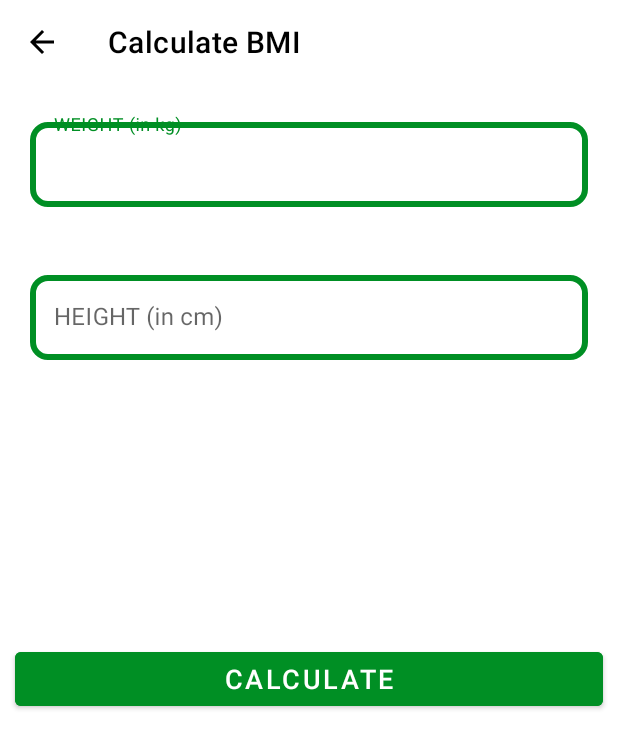
After one commit to VaggosBt/Workout-Now-App, an Android app: the BMIActivity screen opened directly, with no data from a screen before it, on a phone screen of 412 x 824 dp. The commit adds this screen. Shown: the top 749 px of the screen. Run offline under Robolectric (Android 15) with nearby library versions, the phone set to English and light mode, and no system bars.

Commit message:
Make timer on the background pause when the custom confirmation dialog for return to first screen pops up and continue if user choose option No + Add BMI calculator feature and screen + BMI calculator button in first screen

```diff
--- a/app/src/main/AndroidManifest.xml
+++ b/app/src/main/AndroidManifest.xml
@@ -18,6 +18,9 @@
         android:theme="@style/Theme.WorkoutApp"
         tools:targetApi="31">
         <activity
+            android:name=".BMIActivity"
+            android:exported="false" />
+        <activity
             android:name=".FinishScreenActivity"
             android:exported="false" />
         <activity
--- a/app/src/main/java/com/udemycourses/workoutapp/MainActivity.kt
+++ b/app/src/main/java/com/udemycourses/workoutapp/MainActivity.kt
@@ -26,6 +26,11 @@ class MainActivity : AppCompatActivity() {
             startActivity(intent)
         }
 
+        binding?.flBMI?.setOnClickListener {
+            val intent = Intent(this, BMIActivity::class.java)
+            startActivity(intent)
+        }
+
     }
 
     override fun onDestroy() {
--- /dev/null
+++ b/app/src/main/res/drawable/color_accent_border.xml
@@ -0,0 +1,13 @@
+<?xml version="1.0" encoding="utf-8"?>
+<shape xmlns:android="http://schemas.android.com/apk/res/android"
+    android:shape="rectangle">
+
+    <stroke
+        android:width="4dp"
+        android:color="@color/colorAccent"
+        />
+    <corners android:radius="10dp"/>
+
+
+
+</shape>
--- /dev/null
+++ b/app/src/main/res/layout/activity_bmi.xml
@@ -0,0 +1,132 @@
+<?xml version="1.0" encoding="utf-8"?>
+<RelativeLayout xmlns:android="http://schemas.android.com/apk/res/android"
+    xmlns:app="http://schemas.android.com/apk/res-auto"
+    xmlns:tools="http://schemas.android.com/tools"
+    android:layout_width="match_parent"
+    android:layout_height="match_parent"
+    tools:context=".BMIActivity">
+
+    <androidx.appcompat.widget.Toolbar
+        android:id="@+id/toolbarBMI_Activity"
+        android:layout_width="match_parent"
+        android:layout_height="?android:attr/actionBarSize"
+        android:theme="@style/ToolbarTheme"
+        android:background="@color/white"
+        app:titleTextColor="@color/black"
+
+        />
+
+   <com.google.android.material.textfield.TextInputLayout
+       android:layout_below="@id/toolbarBMI_Activity"
+       android:id="@+id/tilMetricUnitWeight"
+       android:layout_width="match_parent"
+       android:layout_height="wrap_content"
+       android:layout_margin="20dp"
+       app:boxStrokeColor="@color/appThemeSkyBlue"
+       style="@style/Widget.MaterialComponents.TextInputLayout.OutlinedBox"
+       >
+       <androidx.appcompat.widget.AppCompatEditText
+           android:id="@+id/etMetricUnitWeight"
+           android:layout_width="match_parent"
+           android:layout_height="wrap_content"
+           android:background="@drawable/color_accent_border"
+           android:hint="WEIGHT (in kg)"
+           android:textColorHint="@color/black"
+           android:inputType="numberDecimal"
+           android:textSize="16dp"/>
+
+   </com.google.android.material.textfield.TextInputLayout>
+
+    <com.google.android.material.textfield.TextInputLayout
+        android:layout_below="@id/tilMetricUnitWeight"
+        android:id="@+id/tilMetricUnitHeight"
+        android:layout_width="match_parent"
+        android:layout_height="wrap_content"
+        android:layout_margin="20dp"
+        app:boxStrokeColor="@color/colorAccent"
+        style="@style/Widget.MaterialComponents.TextInputLayout.OutlinedBox"
+        >
+        <androidx.appcompat.widget.AppCompatEditText
+            android:id="@+id/etMetricUnitHeight"
+            android:layout_width="match_parent"
+            android:layout_height="wrap_content"
+            android:background="@drawable/color_accent_border"
+            android:hint="HEIGHT (in cm)"
+            android:textColorHint="@color/black"
+            android:inputType="numberDecimal"
+            android:textSize="16dp"/>
+
+    </com.google.android.material.textfield.TextInputLayout>
+
+    <LinearLayout
+        android:layout_below="@id/tilMetricUnitHeight"
+        android:id="@+id/llDisplayBMIResult"
+        android:layout_width="match_parent"
+        android:layout_height="wrap_content"
+        android:layout_marginTop="16dp"
+        android:orientation="vertical"
+        android:visibility="invisible"
+        tools:visibility="visible"
+        android:padding="15dp"
+        >
+
+        <TextView
+            android:id="@+id/tvYourBMI"
+            android:layout_width="wrap_content"
+            android:layout_height="wrap_content"
+            android:layout_gravity="center"
+            android:text="YOUR BMI"
+            android:textAllCaps="true"
+            android:textSize="16dp"
+
+            />
+
+        <TextView
+            android:id="@+id/tvBMIValue"
+            android:layout_width="wrap_content"
+            android:layout_height="wrap_content"
+            android:layout_marginTop="5dp"
+            android:layout_gravity="center"
+            android:text="YOUR BMI"
+            android:textStyle="bold"
+            android:textSize="18dp"
+            tools:text="15.00"
+            />
+
+        <TextView
+            android:id="@+id/tvBMIType"
+            android:layout_width="wrap_content"
+            android:layout_height="wrap_content"
+            android:layout_gravity="center"
+            android:layout_marginTop="5dp"
+            android:textSize="18dp"
+            tools:text="Normal"
+            />
+
+        <TextView
+            android:id="@+id/tvBMIDescription"
+            android:layout_width="wrap_content"
+            android:layout_height="wrap_content"
+            android:layout_gravity="center"
+            android:layout_marginTop="5dp"
+            android:textSize="18dp"
+            tools:text="Normal"
+            />
+
+    </LinearLayout>
+
+    <Button
+        android:layout_below="@id/llDisplayBMIResult"
+        android:id="@+id/btnCalculateUnits"
+        android:layout_margin="10dp"
+        android:layout_width="match_parent"
+        android:layout_height="wrap_content"
+        android:layout_gravity="bottom"
+        android:layout_marginTop="35dp"
+        android:backgroundTint="@color/colorAccent"
+        android:text="CALCULATE"
+        android:textColor="@color/white"
+        android:textSize="18dp"
+        />
+
+</RelativeLayout>
--- a/app/src/main/res/layout/activity_finish_screen.xml
+++ b/app/src/main/res/layout/activity_finish_screen.xml
@@ -60,7 +60,7 @@
         android:text="Contratulations!"
         android:textSize="17dp"
         android:layout_marginTop="20dp"
-        android:textColor="@color/black"
+        android:textColor="@color/textColor"
 
         app:layout_constraintStart_toStartOf="parent"
         app:layout_constraintEnd_toEndOf="parent"
@@ -74,7 +74,7 @@
         android:layout_height="wrap_content"
         android:text="You have completed your workout! Good job!"
         android:textSize="17dp"
-        android:textColor="@color/black"
+        android:textColor="@color/textColor"
 
 
         app:layout_constraintStart_toStartOf="parent"
--- a/app/src/main/res/values-night/colors.xml
+++ b/app/src/main/res/values-night/colors.xml
@@ -13,6 +13,9 @@
     <color name="colorAccent">#008F24</color>
     <color name="lightGray">#C4C4C4</color>
 
+    <color name="textColor">#008F24</color>
+    <color name="inputText">#FFFFFF</color>
+
     <color name="toolbar_color_control_normal">#000000</color>
 
 </resources>
--- a/app/src/main/res/values/colors.xml
+++ b/app/src/main/res/values/colors.xml
@@ -15,6 +15,9 @@
     <color name="colorAccent">#008F24</color>
     <color name="lightGray">#C4C4C4</color>
 
+    <color name="textColor">#FF000000</color>
+    <color name="inputText">#FF000000</color>
+
     <color name="toolbar_color_control_normal">#000000</color>
 
 </resources>
```
Also changed, not shown: app/src/main/java/com/udemycourses/workoutapp/BMIActivity.kt (added, +110 -0 lines), app/src/main/java/com/udemycourses/workoutapp/ExerciseActivity.kt (+99 -2 lines), app/src/main/res/layout/activity_main.xml (+39 -0 lines).
